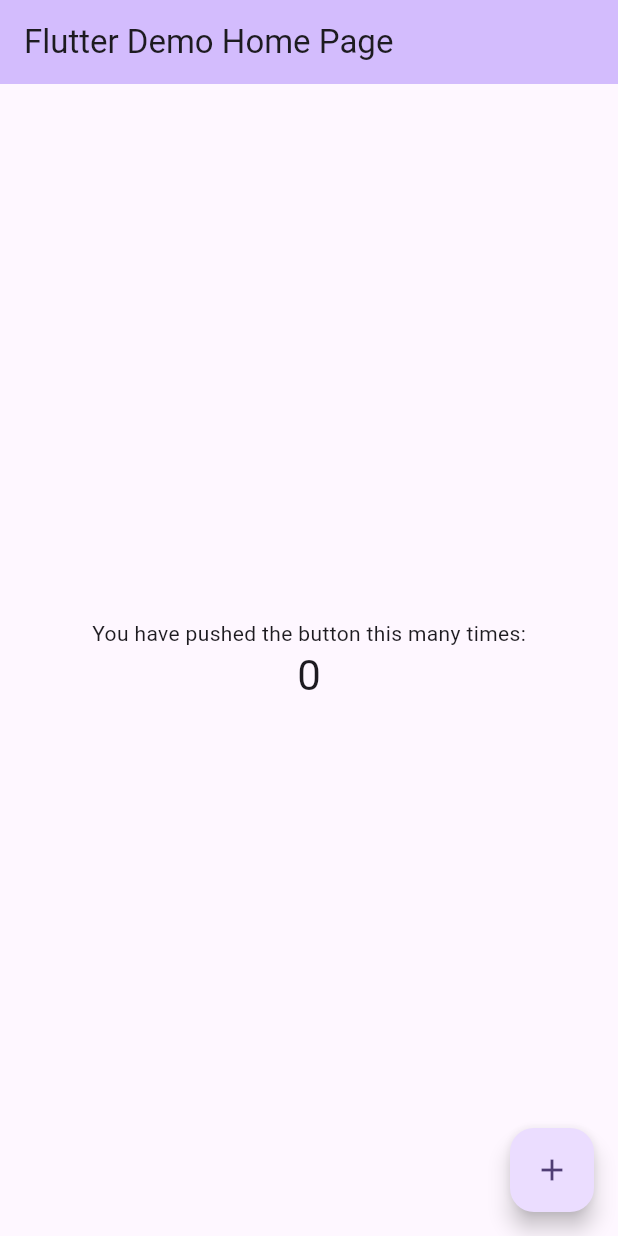
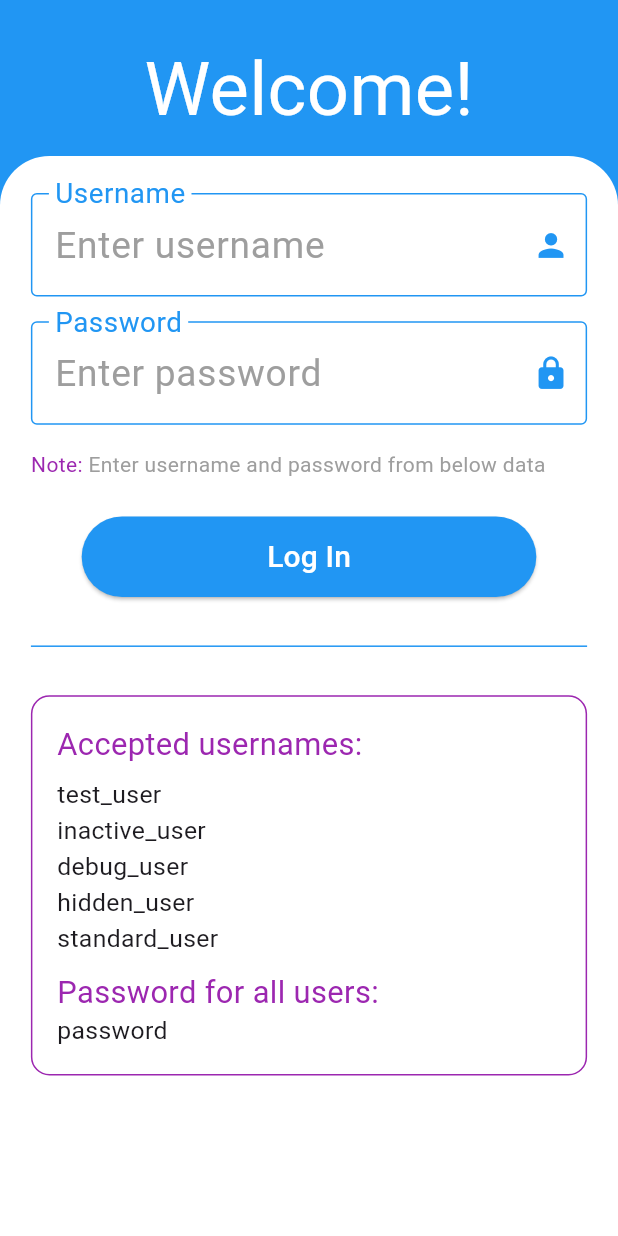
Before and after one commit to Sabinkc/automated_flutter_components, a Flutter app: the screen it shows after launch, on a phone screen of 412 x 824 dp. Run offline on Flutter 3.47's test engine with Material 3 defaults, Android fonts, the phone set to English and light mode, and no system bars.

Commit message:
basic login

```diff
--- /dev/null
+++ b/lib/core/constants.dart
@@ -0,0 +1,6 @@
+import 'package:flutter/material.dart';
+
+class CommonColor {
+  static Color primaryColor = Colors.blue;
+  static Color secondaryColor = Colors.purple;
+}
--- /dev/null
+++ b/lib/features/home/home_screen.dart
@@ -0,0 +1,21 @@
+import 'package:flutter/material.dart';
+
+class HomeScreen extends StatelessWidget {
+  const HomeScreen({super.key});
+
+  @override
+  Widget build(BuildContext context) {
+    return SafeArea(
+      child: Scaffold(
+        appBar: AppBar(
+          title: Text(
+            "Home Screen",
+            style: TextStyle(color: Colors.white),
+          ),
+          centerTitle: true,
+          backgroundColor: Colors.blue,
+        ),
+      ),
+    );
+  }
+}
--- /dev/null
+++ b/lib/features/login/login_screen.dart
@@ -0,0 +1,230 @@
+import 'package:components_automation/features/home/home_screen.dart';
+import 'package:flutter/material.dart';
+import 'package:components_automation/core/constants.dart';
+import 'package:components_automation/widgets/common_button.dart';
+import 'package:components_automation/widgets/common_text_field.dart';
+
+class LoginScreen extends StatefulWidget {
+  const LoginScreen({super.key});
+
+  @override
+  State<LoginScreen> createState() => _LoginScreenState();
+}
+
+class _LoginScreenState extends State<LoginScreen> {
+  final TextEditingController _usernameController = TextEditingController();
+  final TextEditingController _passwordController = TextEditingController();
+
+  final List<String> acceptedUsernames = [
+    'test_user',
+    'inactive_user',
+    'debug_user',
+    'hidden_user',
+    'standard_user',
+  ];
+  final String acceptedPassword = 'password';
+
+  bool _isLoading = false;
+
+  void _login(BuildContext context) {
+    String username = _usernameController.text.trim();
+    String password = _passwordController.text.trim();
+
+    if (acceptedUsernames.contains(username) && password == acceptedPassword) {
+      setState(() {
+        _isLoading = true;
+      });
+
+      // Simulate loading for 1 second, then navigate to Home Screen
+      Future.delayed(const Duration(seconds: 1), () {
+        setState(() {
+          _isLoading = false;
+        });
+        Navigator.pushReplacement(
+          context,
+          MaterialPageRoute(builder: (context) => const HomeScreen()),
+        );
+      });
+    } else {
+      // Show Alert Dialog for invalid login
+      showDialog(
+        context: context,
+        builder: (BuildContext context) {
+          return AlertDialog(
+            title: const Text('Login Failed'),
+            content: const Text('Invalid username or password.'),
+            actions: [
+              TextButton(
+                onPressed: () {
+                  Navigator.of(context).pop();
+                },
+                child: const Text('OK'),
+              ),
+            ],
+          );
+        },
+      );
+    }
+  }
+
+  @override
+  Widget build(BuildContext context) {
+    final double screenHeight = MediaQuery.of(context).size.height;
+    final double screenWidth = MediaQuery.of(context).size.width;
+
+    return SafeArea(
+      child: Scaffold(
+        backgroundColor: CommonColor.primaryColor,
+        body: SingleChildScrollView(
+          child: ConstrainedBox(
+            constraints: BoxConstraints(
+              minHeight: screenHeight,
+            ),
+            child: IntrinsicHeight(
+              child: Column(
+                children: [
+                  SizedBox(height: screenHeight * 0.03),
+                  Text(
+                    "Welcome!",
+                    style: TextStyle(
+                      fontSize: screenHeight * 0.06,
+                      color: Colors.white,
+                    ),
+                  ),
+                  SizedBox(height: screenHeight * 0.01),
+                  Expanded(
+                    child: Container(
+                      decoration: BoxDecoration(
+                        color: Colors.white,
+                        borderRadius: BorderRadius.only(
+                          topLeft: Radius.circular(screenHeight * 0.04),
+                          topRight: Radius.circular(screenHeight * 0.04),
+                        ),
+                      ),
+                      child: Padding(
+                        padding: EdgeInsets.symmetric(
+                          horizontal: screenWidth * 0.05,
+                          vertical: screenHeight * 0.03,
+                        ),
+                        child: Column(
+                          crossAxisAlignment: CrossAxisAlignment.stretch,
+                          children: [
+                            CommonTextfield(
+                              labelText: "Username",
+                              hintText: "Enter username",
+                              suffixIcon: Icons.person,
+                              controller: _usernameController,
+                              isObscure: false,
+                            ),
+                            SizedBox(height: screenHeight * 0.02),
+                            CommonTextfield(
+                              labelText: "Password",
+                              hintText: "Enter password",
+                              suffixIcon: Icons.lock,
+                              controller: _passwordController,
+                              isObscure: false,
+                            ),
+                            SizedBox(height: screenHeight * 0.02),
+                            Row(
+                              children: [
+                                Text(
+                                  "Note:",
+                                  style: TextStyle(
+                                    color: CommonColor.secondaryColor,
+                                  ),
+                                ),
+                                Expanded(
+                                  child: Text(
+                                    " Enter username and password from below data",
+                                    style: TextStyle(color: Colors.grey),
+                                  ),
+                                ),
+                              ],
+                            ),
+                            SizedBox(height: screenHeight * 0.03),
+                            Stack(
+                              alignment: Alignment.center,
+                              children: [
+                                CommonButton(
+                                  onPressed:
+                                      _isLoading ? null : () => _login(context),
+                                  buttonName: "Log In",
+                                  horizontalPadding: screenWidth * 0.3,
+                                  verticalPadding: screenHeight * 0.015,
+                                ),
+                                if (_isLoading)
+                                  Positioned(
+                                    child: SizedBox(
+                                      height: 24,
+                                      width: 24,
+                                      child: const CircularProgressIndicator(
+                                        color: Colors.white,
+                                        strokeWidth: 2,
+                                      ),
+                                    ),
+                                  ),
+                              ],
+                            ),
+                            SizedBox(height: screenHeight * 0.03),
+                            Divider(color: CommonColor.primaryColor),
+                            SizedBox(height: screenHeight * 0.03),
+                            Container(
+                              padding: EdgeInsets.all(screenHeight * 0.02),
+                              decoration: BoxDecoration(
+                                border: Border.all(
+                                  style: BorderStyle.solid,
+                                  color: CommonColor.secondaryColor,
+                                ),
+                                borderRadius:
+                                    BorderRadius.circular(screenWidth * 0.03),
+                              ),
+                              child: Column(
+                                crossAxisAlignment: CrossAxisAlignment.start,
+                                children: [
+                                  Text(
+                                    "Accepted usernames:",
+                                    style: TextStyle(
+                                      color: CommonColor.secondaryColor,
+                                      fontSize: screenHeight * 0.025,
+                                    ),
+                                  ),
+                                  SizedBox(height: screenHeight * 0.01),
+                                  ...acceptedUsernames.map((username) {
+                                    return Text(
+                                      username,
+                                      style: TextStyle(
+                                        fontSize: screenHeight * 0.02,
+                                      ),
+                                    );
+                                  }).toList(),
+                                  SizedBox(height: screenHeight * 0.01),
+                                  Text(
+                                    "Password for all users:",
+                                    style: TextStyle(
+                                      color: CommonColor.secondaryColor,
+                                      fontSize: screenHeight * 0.025,
+                                    ),
+                                  ),
+                                  Text(
+                                    acceptedPassword,
+                                    style: TextStyle(
+                                      fontSize: screenHeight * 0.02,
+                                    ),
+                                  ),
+                                ],
+                              ),
+                            ),
+                          ],
+                        ),
+                      ),
+                    ),
+                  ),
+                ],
+              ),
+            ),
+          ),
+        ),
+      ),
+    );
+  }
+}
--- a/lib/main.dart
+++ b/lib/main.dart
@@ -1,125 +1,19 @@
+import 'package:components_automation/features/home/home_screen.dart';
+import 'package:components_automation/features/login/login_screen.dart';
 import 'package:flutter/material.dart';
 
-void main() {
-  runApp(const MyApp());
+void main(List<String> args) {
+  runApp(MyApplication());
 }
 
-class MyApp extends StatelessWidget {
-  const MyApp({super.key});
+class MyApplication extends StatelessWidget {
+  const MyApplication({super.key});
 
-  // This widget is the root of your application.
   @override
   Widget build(BuildContext context) {
     return MaterialApp(
-      title: 'Flutter Demo',
-      theme: ThemeData(
-        // This is the theme of your application.
-        //
-        // TRY THIS: Try running your application with "flutter run". You'll see
-        // the application has a purple toolbar. Then, without quitting the app,
-        // try changing the seedColor in the colorScheme below to Colors.green
-        // and then invoke "hot reload" (save your changes or press the "hot
-        // reload" button in a Flutter-supported IDE, or press "r" if you used
-        // the command line to start the app).
-        //
-        // Notice that the counter didn't reset back to zero; the application
-        // state is not lost during the reload. To reset the state, use hot
-        // restart instead.
-        //
-        // This works for code too, not just values: Most code changes can be
-        // tested with just a hot reload.
-        colorScheme: ColorScheme.fromSeed(seedColor: Colors.deepPurple),
-        useMaterial3: true,
-      ),
-      home: const MyHomePage(title: 'Flutter Demo Home Page'),
+      debugShowCheckedModeBanner: false,
+      home: LoginScreen(),
     );
   }
 }
-
-class MyHomePage extends StatefulWidget {
-  const MyHomePage({super.key, required this.title});
-
-  // This widget is the home page of your application. It is stateful, meaning
-  // that it has a State object (defined below) that contains fields that affect
-  // how it looks.
-
-  // This class is the configuration for the state. It holds the values (in this
-  // case the title) provided by the parent (in this case the App widget) and
-  // used by the build method of the State. Fields in a Widget subclass are
-  // always marked "final".
-
-  final String title;
-
-  @override
-  State<MyHomePage> createState() => _MyHomePageState();
-}
-
-class _MyHomePageState extends State<MyHomePage> {
-  int _counter = 0;
-
-  void _incrementCounter() {
-    setState(() {
-      // This call to setState tells the Flutter framework that something has
-      // changed in this State, which causes it to rerun the build method below
-      // so that the display can reflect the updated values. If we changed
-      // _counter without calling setState(), then the build method would not be
-      // called again, and so nothing would appear to happen.
-      _counter++;
-    });
-  }
-
-  @override
-  Widget build(BuildContext context) {
-    // This method is rerun every time setState is called, for instance as done
-    // by the _incrementCounter method above.
-    //
-    // The Flutter framework has been optimized to make rerunning build methods
-    // fast, so that you can just rebuild anything that needs updating rather
-    // than having to individually change instances of widgets.
-    return Scaffold(
-      appBar: AppBar(
-        // TRY THIS: Try changing the color here to a specific color (to
-        // Colors.amber, perhaps?) and trigger a hot reload to see the AppBar
-        // change color while the other colors stay the same.
-        backgroundColor: Theme.of(context).colorScheme.inversePrimary,
-        // Here we take the value from the MyHomePage object that was created by
-        // the App.build method, and use it to set our appbar title.
-        title: Text(widget.title),
-      ),
-      body: Center(
-        // Center is a layout widget. It takes a single child and positions it
-        // in the middle of the parent.
-        child: Column(
-          // Column is also a layout widget. It takes a list of children and
-          // arranges them vertically. By default, it sizes itself to fit its
-          // children horizontally, and tries to be as tall as its parent.
-          //
-          // Column has various properties to control how it sizes itself and
-          // how it positions its children. Here we use mainAxisAlignment to
-          // center the children vertically; the main axis here is the vertical
-          // axis because Columns are vertical (the cross axis would be
-          // horizontal).
-          //
-          // TRY THIS: Invoke "debug painting" (choose the "Toggle Debug Paint"
-          // action in the IDE, or press "p" in the console), to see the
-          // wireframe for each widget.
-          mainAxisAlignment: MainAxisAlignment.center,
-          children: <Widget>[
-            const Text(
-              'You have pushed the button this many times:',
-            ),
-            Text(
-              '$_counter',
-              style: Theme.of(context).textTheme.headlineMedium,
-            ),
-          ],
-        ),
-      ),
-      floatingActionButton: FloatingActionButton(
-        onPressed: _incrementCounter,
-        tooltip: 'Increment',
-        child: const Icon(Icons.add),
-      ), // This trailing comma makes auto-formatting nicer for build methods.
-    );
-  }
-}
--- /dev/null
+++ b/lib/widgets/common_button.dart
@@ -0,0 +1,29 @@
+import 'package:components_automation/core/constants.dart';
+import 'package:flutter/material.dart';
+
+class CommonButton extends StatelessWidget {
+  final Function()? onPressed;
+  final String buttonName;
+  final double horizontalPadding;
+  final double verticalPadding;
+  const CommonButton(
+      {super.key,
+      required this.onPressed,
+      required this.buttonName,
+      required this.horizontalPadding,
+      required this.verticalPadding});
+
+  @override
+  Widget build(BuildContext context) {
+    return ElevatedButton(
+        style: ElevatedButton.styleFrom(
+            backgroundColor: CommonColor.primaryColor,
+            padding: EdgeInsets.symmetric(
+                horizontal: horizontalPadding, vertical: verticalPadding)),
+        onPressed: onPressed,
+        child: Text(
+          buttonName,
+          style: TextStyle(color: Colors.white, fontSize: 20),
+        ));
+  }
+}
--- /dev/null
+++ b/lib/widgets/common_text_field.dart
@@ -0,0 +1,51 @@
+import 'package:components_automation/core/constants.dart';
+import 'package:flutter/material.dart';
+
+class CommonTextfield extends StatelessWidget {
+  final String labelText;
+  final String hintText;
+  final IconData suffixIcon;
+
+  bool isObscure;
+  TextEditingController? controller;
+  Function(String)? onChanged;
+  Function()? onSuffixIconPressed;
+  CommonTextfield(
+      {super.key,
+      required this.labelText,
+      required this.hintText,
+      required this.suffixIcon,
+      required this.isObscure,
+      this.controller,
+      this.onChanged,
+      this.onSuffixIconPressed});
+
+  @override
+  Widget build(BuildContext context) {
+    final double screenHeight = MediaQuery.of(context).size.height;
+    final double screenWidth = MediaQuery.of(context).size.width;
+    return TextField(
+      onChanged: onChanged,
+      controller: controller,
+      obscureText: isObscure,
+      cursorColor: Colors.grey,
+      decoration: InputDecoration(
+        focusedBorder: OutlineInputBorder(
+            borderSide: BorderSide(color: CommonColor.primaryColor)),
+        enabledBorder: OutlineInputBorder(
+            borderSide: BorderSide(color: CommonColor.primaryColor)),
+        border: const OutlineInputBorder(),
+        floatingLabelBehavior: FloatingLabelBehavior.always,
+        labelText: labelText,
+        labelStyle: TextStyle(
+            fontSize: screenHeight * 0.03, color: CommonColor.primaryColor),
+        hintText: hintText,
+        hintStyle: TextStyle(color: Colors.grey, fontSize: screenHeight * 0.03),
+        suffixIcon: IconButton(
+            onPressed: onSuffixIconPressed,
+            icon: Icon(suffixIcon,
+                size: screenHeight * 0.03, color: CommonColor.primaryColor)),
+      ),
+    );
+  }
+}
```
